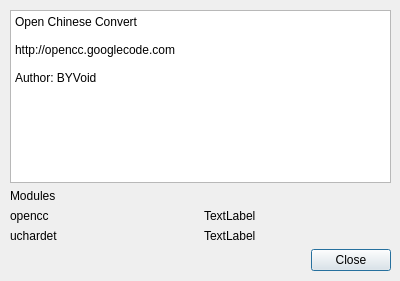
Above: opencc-gui/src/aboutdialog.ui from commshare/opencc-gui before the change. Below: the same form after it.
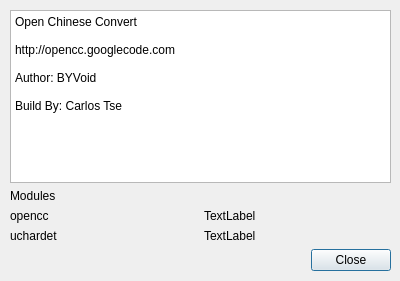
That is the form after the change.

```diff
--- a/opencc-gui/src/aboutdialog.ui
+++ b/opencc-gui/src/aboutdialog.ui
@@ -33,7 +33,9 @@
 
 http://opencc.googlecode.com
 
-Author: BYVoid &lt;byvoid.kcp@gmail.com&gt;</string>
+Author: BYVoid &lt;byvoid.kcp@gmail.com&gt;
+
+Build By: Carlos Tse &lt;copperoxide@gmail.com&gt;</string>
       </property>
      </widget>
     </item>
```
